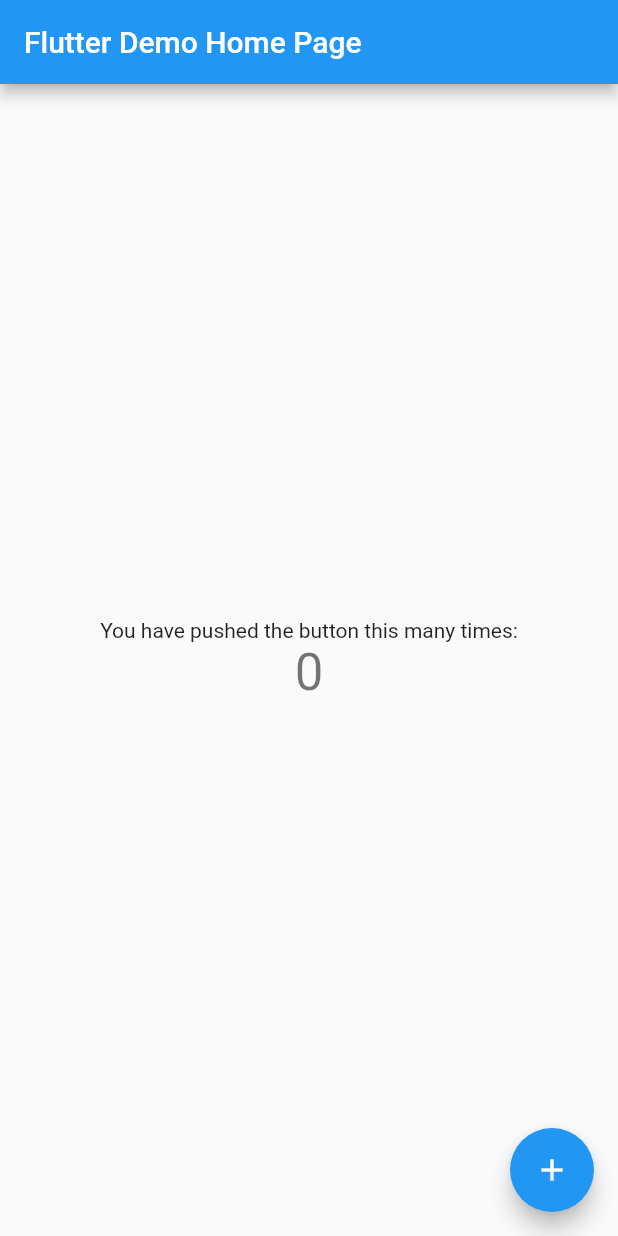
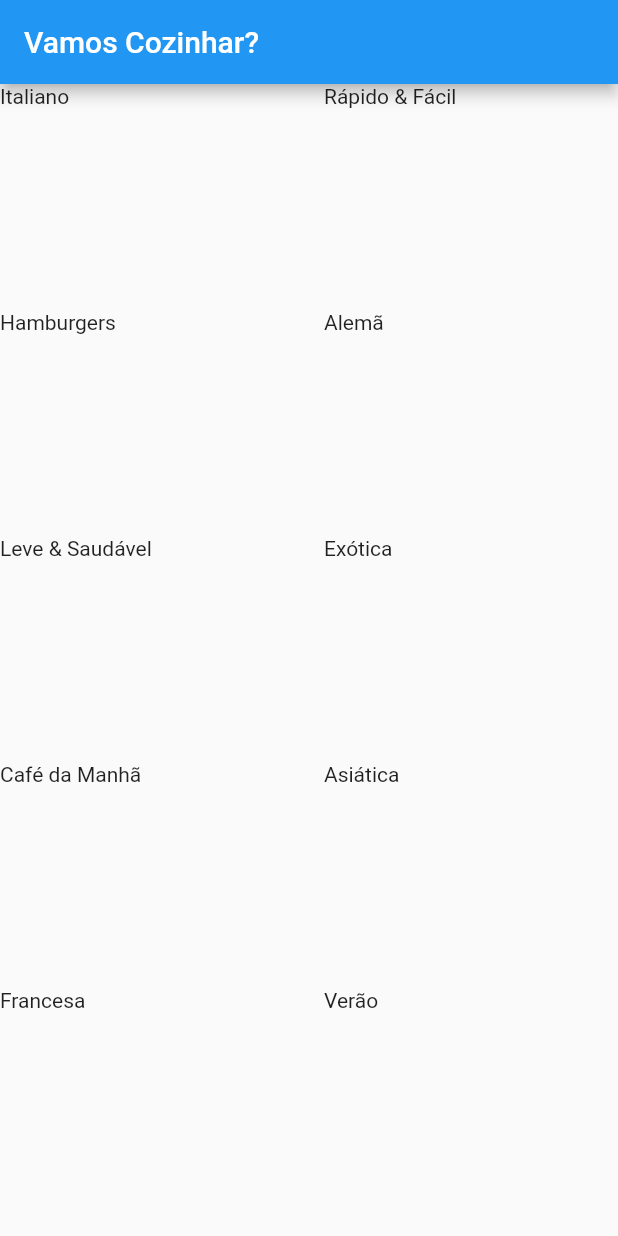
Before and after one commit to tbmmarques/Flutter-10-Receitas_Marotas, a Flutter app: the screen it shows after launch, on a phone screen of 412 x 824 dp. Run offline on Flutter 3.47's test engine with Material 2 defaults, Android fonts, the phone set to English and light mode, and no system bars.

Commit message:
tela_de_categorias

```diff
--- /dev/null
+++ b/lib/components/category_item.dart
@@ -0,0 +1,16 @@
+import 'package:flutter/material.dart';
+
+import '../models/category.dart';
+
+class CategoryItem extends StatelessWidget {
+  final Category category;
+
+  CategoryItem(this.category);
+
+  @override
+  Widget build(BuildContext context) {
+    return Container(
+      child: Text(category.title),
+    );
+  }
+}
--- /dev/null
+++ b/lib/data/dummy_data.dart
@@ -0,0 +1,56 @@
+import 'package:flutter/material.dart';
+
+import '../models/category.dart';
+
+const DUMMY_CATEGORIES = const [
+  Category(
+    id: 'c1',
+    title: 'Italiano',
+    color: Colors.purple,
+  ),
+  Category(
+    id: 'c2',
+    title: 'Rápido & Fácil',
+    color: Colors.red,
+  ),
+  Category(
+    id: 'c3',
+    title: 'Hamburgers',
+    color: Colors.orange,
+  ),
+  Category(
+    id: 'c4',
+    title: 'Alemã',
+    color: Colors.amber,
+  ),
+  Category(
+    id: 'c5',
+    title: 'Leve & Saudável',
+    color: Colors.indigo,
+  ),
+  Category(
+    id: 'c6',
+    title: 'Exótica',
+    color: Colors.green,
+  ),
+  Category(
+    id: 'c7',
+    title: 'Café da Manhã',
+    color: Colors.lightBlue,
+  ),
+  Category(
+    id: 'c8',
+    title: 'Asiática',
+    color: Colors.lightGreen,
+  ),
+  Category(
+    id: 'c9',
+    title: 'Francesa',
+    color: Colors.pink,
+  ),
+  Category(
+    id: 'c10',
+    title: 'Verão',
+    color: Colors.teal,
+  ),
+];
--- a/lib/main.dart
+++ b/lib/main.dart
@@ -1,115 +1,18 @@
 import 'package:flutter/material.dart';
 
-void main() {
-  runApp(const MyApp());
-}
+import 'screens/categories_screen.dart';
+
+void main() => runApp(MyApp());
 
 class MyApp extends StatelessWidget {
-  const MyApp({Key? key}) : super(key: key);
-
-  // This widget is the root of your application.
   @override
   Widget build(BuildContext context) {
     return MaterialApp(
-      title: 'Flutter Demo',
+      title: 'Vamos Cozinhar?',
       theme: ThemeData(
-        // This is the theme of your application.
-        //
-        // Try running your application with "flutter run". You'll see the
-        // application has a blue toolbar. Then, without quitting the app, try
-        // changing the primarySwatch below to Colors.green and then invoke
-        // "hot reload" (press "r" in the console where you ran "flutter run",
-        // or simply save your changes to "hot reload" in a Flutter IDE).
-        // Notice that the counter didn't reset back to zero; the application
-        // is not restarted.
         primarySwatch: Colors.blue,
       ),
-      home: const MyHomePage(title: 'Flutter Demo Home Page'),
+      home: CategoriesScreen(),
     );
   }
 }
-
-class MyHomePage extends StatefulWidget {
-  const MyHomePage({Key? key, required this.title}) : super(key: key);
-
-  // This widget is the home page of your application. It is stateful, meaning
-  // that it has a State object (defined below) that contains fields that affect
-  // how it looks.
-
-  // This class is the configuration for the state. It holds the values (in this
-  // case the title) provided by the parent (in this case the App widget) and
-  // used by the build method of the State. Fields in a Widget subclass are
-  // always marked "final".
-
-  final String title;
-
-  @override
-  State<MyHomePage> createState() => _MyHomePageState();
-}
-
-class _MyHomePageState extends State<MyHomePage> {
-  int _counter = 0;
-
-  void _incrementCounter() {
-    setState(() {
-      // This call to setState tells the Flutter framework that something has
-      // changed in this State, which causes it to rerun the build method below
-      // so that the display can reflect the updated values. If we changed
-      // _counter without calling setState(), then the build method would not be
-      // called again, and so nothing would appear to happen.
-      _counter++;
-    });
-  }
-
-  @override
-  Widget build(BuildContext context) {
-    // This method is rerun every time setState is called, for instance as done
-    // by the _incrementCounter method above.
-    //
-    // The Flutter framework has been optimized to make rerunning build methods
-    // fast, so that you can just rebuild anything that needs updating rather
-    // than having to individually change instances of widgets.
-    return Scaffold(
-      appBar: AppBar(
-        // Here we take the value from the MyHomePage object that was created by
-        // the App.build method, and use it to set our appbar title.
-        title: Text(widget.title),
-      ),
-      body: Center(
-        // Center is a layout widget. It takes a single child and positions it
-        // in the middle of the parent.
-        child: Column(
-          // Column is also a layout widget. It takes a list of children and
-          // arranges them vertically. By default, it sizes itself to fit its
-          // children horizontally, and tries to be as tall as its parent.
-          //
-          // Invoke "debug painting" (press "p" in the console, choose the
-          // "Toggle Debug Paint" action from the Flutter Inspector in Android
-          // Studio, or the "Toggle Debug Paint" command in Visual Studio Code)
-          // to see the wireframe for each widget.
-          //
-          // Column has various properties to control how it sizes itself and
-          // how it positions its children. Here we use mainAxisAlignment to
-          // center the children vertically; the main axis here is the vertical
-          // axis because Columns are vertical (the cross axis would be
-          // horizontal).
-          mainAxisAlignment: MainAxisAlignment.center,
-          children: <Widget>[
-            const Text(
-              'You have pushed the button this many times:',
-            ),
-            Text(
-              '$_counter',
-              style: Theme.of(context).textTheme.headline4,
-            ),
-          ],
-        ),
-      ),
-      floatingActionButton: FloatingActionButton(
-        onPressed: _incrementCounter,
-        tooltip: 'Increment',
-        child: const Icon(Icons.add),
-      ), // This trailing comma makes auto-formatting nicer for build methods.
-    );
-  }
-}
--- /dev/null
+++ b/lib/models/category.dart
@@ -0,0 +1,13 @@
+import 'package:flutter/material.dart';
+
+class Category {
+  final String id;
+  final String title;
+  final Color color;
+
+  const Category({
+    required this.id,
+    required this.title,
+    this.color = Colors.orange,
+  });
+}
--- /dev/null
+++ b/lib/screens/categories_screen.dart
@@ -0,0 +1,26 @@
+import 'package:flutter/material.dart';
+
+import '../components/category_item.dart';
+import '../data/dummy_data.dart';
+
+class CategoriesScreen extends StatelessWidget {
+  @override
+  Widget build(BuildContext context) {
+    return Scaffold(
+      appBar: AppBar(
+        title: Text('Vamos Cozinhar?'),
+      ),
+      body: GridView(
+        gridDelegate: SliverGridDelegateWithMaxCrossAxisExtent(
+          maxCrossAxisExtent: 200,
+          childAspectRatio: 3 / 2,
+          crossAxisSpacing: 20,
+          mainAxisSpacing: 20,
+        ),
+        children: DUMMY_CATEGORIES.map((cat) {
+          return CategoryItem(cat);
+        }).toList(),
+      ),
+    );
+  }
+}
```
